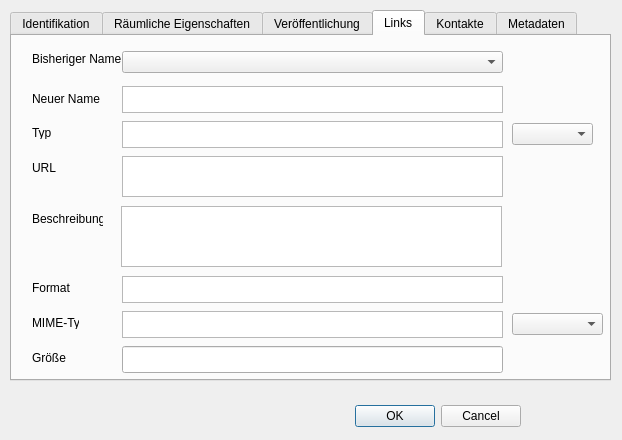
The window that pg_metadata/resources/ui/edit_metadata_dialog.ui (effjot/qgis-pgmetadata-plugin) describes before a commit, drawn with Qt 5.
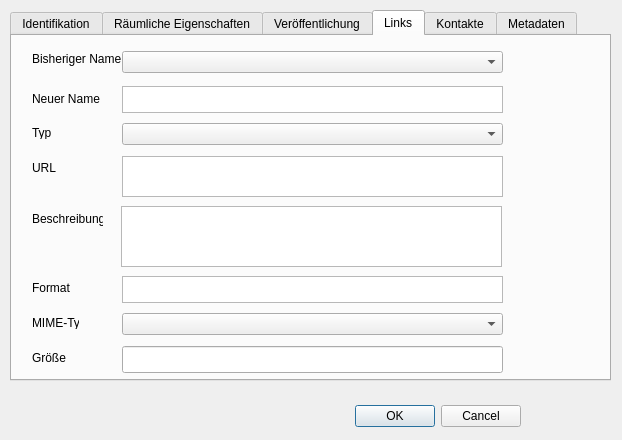
The same window after the commit. The open tabs and pages were chosen to show the change. Custom widgets are drawn as their Qt base class.

Commit message: link-type and -mime now configurable via comboBox

Diff of the .ui file:
```diff
--- a/pg_metadata/resources/ui/edit_metadata_dialog.ui
+++ b/pg_metadata/resources/ui/edit_metadata_dialog.ui
@@ -471,22 +471,6 @@
       <string>QComboBox mit allen Link-Bezeichnungen</string>
      </property>
     </widget>
-    <widget class="QTextEdit" name="textbox_link_type">
-     <property name="enabled">
-      <bool>true</bool>
-     </property>
-     <property name="geometry">
-      <rect>
-       <x>110</x>
-       <y>85</y>
-       <width>381</width>
-       <height>27</height>
-      </rect>
-     </property>
-     <property name="placeholderText">
-      <string/>
-     </property>
-    </widget>
     <widget class="QTextEdit" name="textbox_link_url">
      <property name="enabled">
       <bool>true</bool>
@@ -526,19 +510,6 @@
       </rect>
      </property>
     </widget>
-    <widget class="QTextEdit" name="textbox_link_mime">
-     <property name="enabled">
-      <bool>true</bool>
-     </property>
-     <property name="geometry">
-      <rect>
-       <x>110</x>
-       <y>275</y>
-       <width>381</width>
-       <height>27</height>
-      </rect>
-     </property>
-    </widget>
     <widget class="QLineEdit" name="lineEdit_link_size">
      <property name="enabled">
       <bool>true</bool>
@@ -584,9 +555,9 @@
     <widget class="QComboBox" name="comboBox_link_type">
      <property name="geometry">
       <rect>
-       <x>500</x>
+       <x>110</x>
        <y>87</y>
-       <width>81</width>
+       <width>381</width>
        <height>22</height>
       </rect>
      </property>
@@ -594,9 +565,9 @@
     <widget class="QComboBox" name="comboBox_link_mime">
      <property name="geometry">
       <rect>
-       <x>500</x>
+       <x>110</x>
        <y>277</y>
-       <width>91</width>
+       <width>381</width>
        <height>22</height>
       </rect>
      </property>
```
Left out of the diff: 4 changed lines with no effect on the pictures. The commit also changes 1 other file.
